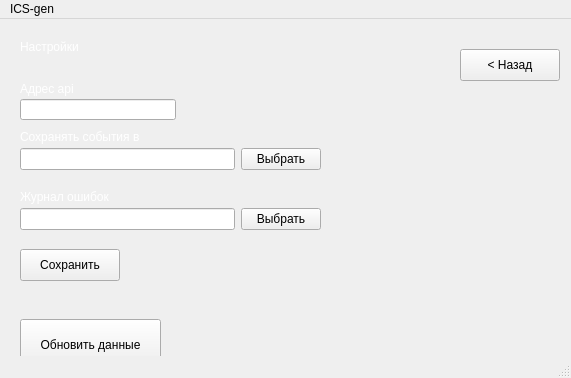
Qt form mainwindow.ui (hundredpercentdynamite/generator) before a commit.
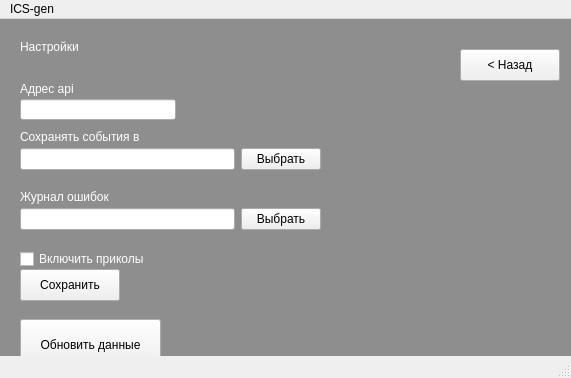
The same form after that commit. The open tabs and pages were chosen to show the change.

What changed in the file:
```diff
--- a/mainwindow.ui
+++ b/mainwindow.ui
@@ -16,6 +16,9 @@
   <property name="autoFillBackground">
    <bool>false</bool>
   </property>
+  <property name="styleSheet">
+   <string notr="true"/>
+  </property>
   <widget class="QWidget" name="centralwidget">
    <widget class="QStackedWidget" name="stackedWidget">
     <property name="geometry">
@@ -26,6 +29,9 @@
       <height>351</height>
      </rect>
     </property>
+    <property name="styleSheet">
+     <string notr="true"/>
+    </property>
     <property name="currentIndex">
      <number>0</number>
     </property>
@@ -136,6 +142,9 @@
         <height>381</height>
        </rect>
       </property>
+      <property name="styleSheet">
+       <string notr="true">background-color: #8E8E8E;</string>
+      </property>
       <property name="text">
        <string/>
       </property>
@@ -312,7 +321,7 @@
       <property name="geometry">
        <rect>
         <x>20</x>
-        <y>230</y>
+        <y>250</y>
         <width>100</width>
         <height>32</height>
        </rect>
@@ -336,10 +345,29 @@
         <height>0</height>
        </size>
       </property>
+      <property name="styleSheet">
+       <string notr="true">background-color: #8E8E8E;</string>
+      </property>
       <property name="text">
        <string/>
       </property>
      </widget>
+     <widget class="QCheckBox" name="jokesCheckbox">
+      <property name="geometry">
+       <rect>
+        <x>20</x>
+        <y>230</y>
+        <width>151</width>
+        <height>20</height>
+       </rect>
+      </property>
+      <property name="styleSheet">
+       <string notr="true">color: #fff;</string>
+      </property>
+      <property name="text">
+       <string>Включить приколы</string>
+      </property>
+     </widget>
      <zorder>settingsBg</zorder>
      <zorder>goBackButton</zorder>
      <zorder>label_4</zorder>
@@ -351,6 +379,7 @@
      <zorder>horizontalLayoutWidget</zorder>
      <zorder>horizontalLayoutWidget_2</zorder>
      <zorder>saveSettings</zorder>
+     <zorder>jokesCheckbox</zorder>
     </widget>
    </widget>
   </widget>
```
